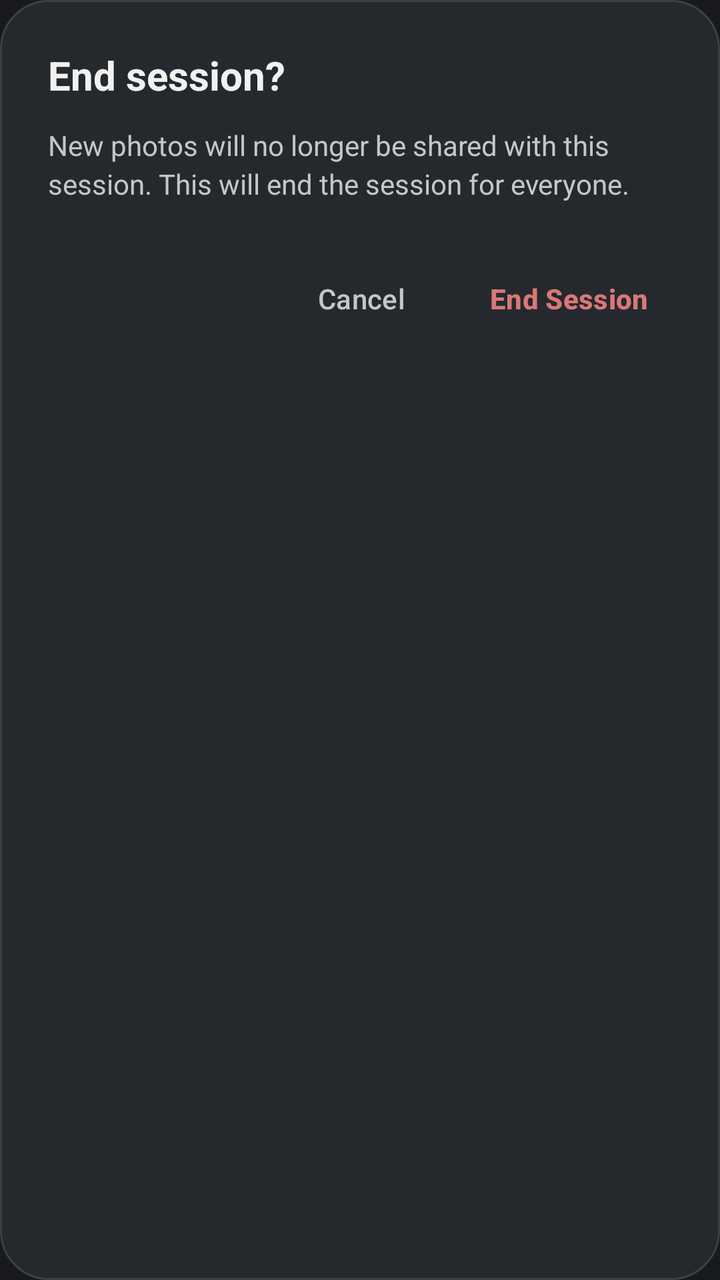
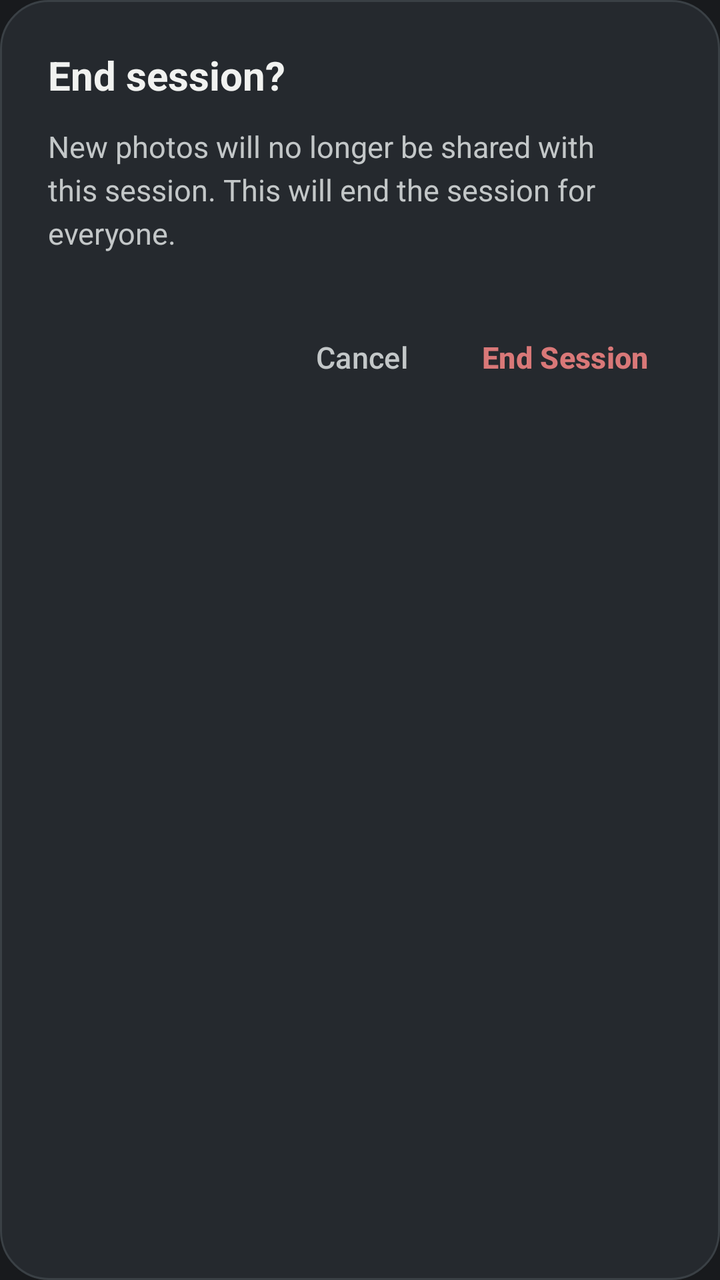

Before-and-after screenshots of an Android layout around one commit, followed by the original layout XML and the change that was made.
<!-- AndroidManifest.xml: application theme Theme.PENGUIN -->
<!-- res/layout/dialog_end_session.xml -->
<?xml version="1.0" encoding="utf-8"?>
<LinearLayout xmlns:android="http://schemas.android.com/apk/res/android"
    android:layout_width="match_parent"
    android:layout_height="wrap_content"
    android:background="@drawable/bg_dialog_glass"
    android:orientation="vertical"
    android:padding="24dp">

    <TextView
        android:layout_width="wrap_content"
        android:layout_height="wrap_content"
        android:text="@string/dialog_end_session_title"
        android:textColor="@color/text_primary"
        android:textSize="20sp"
        android:textStyle="bold" />

    <TextView
        android:layout_width="match_parent"
        android:layout_height="wrap_content"
        android:layout_marginTop="12dp"
        android:lineSpacingExtra="3dp"
        android:text="@string/dialog_end_session_msg"
        android:textColor="@color/text_secondary"
        android:textSize="14sp" />

    <LinearLayout
        android:layout_width="match_parent"
        android:layout_height="wrap_content"
        android:layout_marginTop="24dp"
        android:gravity="end"
        android:orientation="horizontal">

        <com.google.android.material.button.MaterialButton
            android:id="@+id/btnCancel"
            style="@style/Widget.Material3.Button.TextButton"
            android:layout_width="wrap_content"
            android:layout_height="wrap_content"
            android:text="@string/cancel"
            android:textColor="@color/text_secondary" />

        <com.google.android.material.button.MaterialButton
            android:id="@+id/btnConfirmEnd"
            style="@style/Widget.Material3.Button.TextButton"
            android:layout_width="wrap_content"
            android:layout_height="wrap_content"
            android:layout_marginStart="8dp"
            android:text="@string/end_session"
            android:textColor="@color/status_failed"
            android:textStyle="bold" />

    </LinearLayout>

</LinearLayout>
<!-- resources referenced by this layout -->
<resources>
  <color name="status_failed">#D97878</color>
  <color name="text_primary">#F1F2F0</color>
  <color name="text_secondary">#C3C7C8</color>
  <!-- drawable bg_dialog_glass (drawable) -->
  <?xml version="1.0" encoding="utf-8"?>
  <shape xmlns:android="http://schemas.android.com/apk/res/android"
      android:shape="rectangle">
      <solid android:color="@color/surface_elevated" />
      <corners android:radius="24dp" />
      <stroke
          android:width="1dp"
          android:color="@color/outline" />
  </shape>
  <string name="cancel">Cancel</string>
  <string name="dialog_end_session_msg">New photos will no longer be shared with this session. This will end the session for everyone.</string>
  <string name="dialog_end_session_title">End session?</string>
  <string name="end_session">End Session</string>
  <style name="Theme.PENGUIN" parent="Theme.Material3.Dark.NoActionBar">
          
          <item name="colorPrimary">@color/primary_accent</item>
          <item name="colorOnPrimary">@color/bg_dark</item>
          <item name="colorPrimaryContainer">@color/surface_elevated</item>
          <item name="colorOnPrimaryContainer">@color/text_primary</item>
  
          <item name="colorSecondary">@color/primary_accent_soft</item>
          <item name="colorOnSecondary">@color/bg_dark</item>
  
          <item name="colorSurface">@color/surface</item>
          <item name="colorOnSurface">@color/text_primary</item>
          <item name="colorSurfaceVariant">@color/surface_elevated</item>
          <item name="colorOnSurfaceVariant">@color/text_secondary</item>
  
          <item name="android:colorBackground">@color/bg_dark</item>
          <item name="colorOnBackground">@color/text_primary</item>
  
          <item name="colorOutline">@color/outline</item>
  
          <item name="android:statusBarColor">@color/bg_dark</item>
          <item name="android:navigationBarColor">@color/bg_dark</item>
          <item name="android:windowLightStatusBar">false</item>
      </style>
  <color name="surface_elevated">#25292E</color>
  <color name="outline">#3A4045</color>
  <color name="primary_accent">#72CFC2</color>
  <color name="bg_dark">#181A1D</color>
  <color name="primary_accent_soft">#9ADFD6</color>
  <color name="surface">#202328</color>
</resources>

<!-- the commit's change to res/layout/dialog_end_session.xml (unified diff, before → after) -->
@@ -7,7 +7,7 @@
     android:padding="24dp">
 
     <TextView
-        android:layout_width="wrap_content"
+        android:layout_width="match_parent"
         android:layout_height="wrap_content"
         android:text="@string/dialog_end_session_title"
         android:textColor="@color/text_primary"
@@ -18,34 +18,38 @@
         android:layout_width="match_parent"
         android:layout_height="wrap_content"
         android:layout_marginTop="12dp"
-        android:lineSpacingExtra="3dp"
+        android:lineSpacingExtra="4dp"
         android:text="@string/dialog_end_session_msg"
         android:textColor="@color/text_secondary"
-        android:textSize="14sp" />
+        android:textSize="15sp" />
 
     <LinearLayout
         android:layout_width="match_parent"
         android:layout_height="wrap_content"
-        android:layout_marginTop="24dp"
-        android:gravity="end"
+        android:layout_marginTop="28dp"
+        android:gravity="end|center_vertical"
         android:orientation="horizontal">
 
         <com.google.android.material.button.MaterialButton
             android:id="@+id/btnCancel"
             style="@style/Widget.Material3.Button.TextButton"
             android:layout_width="wrap_content"
-            android:layout_height="wrap_content"
+            android:layout_height="48dp"
+            android:minWidth="72dp"
             android:text="@string/cancel"
-            android:textColor="@color/text_secondary" />
+            android:textColor="@color/text_secondary"
+            android:textSize="15sp" />
 
         <com.google.android.material.button.MaterialButton
             android:id="@+id/btnConfirmEnd"
             style="@style/Widget.Material3.Button.TextButton"
             android:layout_width="wrap_content"
-            android:layout_height="wrap_content"
-            android:layout_marginStart="8dp"
+            android:layout_height="48dp"
+            android:layout_marginStart="12dp"
+            android:minWidth="96dp"
             android:text="@string/end_session"
             android:textColor="@color/status_failed"
+            android:textSize="15sp"
             android:textStyle="bold" />
 
     </LinearLayout>
